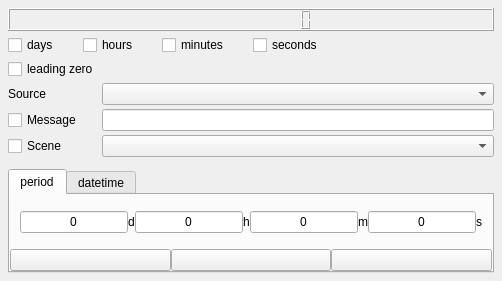
This is src/CountdownTimer.ui in ashmanix/obs-plugin-countdown as Qt 5 draws it before an edit. The edited form follows.
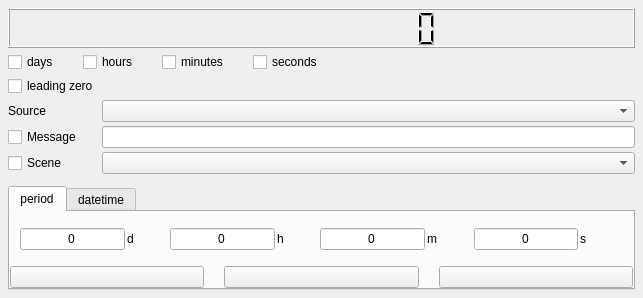
This is the edited form.

```diff
--- a/src/CountdownTimer.ui
+++ b/src/CountdownTimer.ui
@@ -1,7 +1,15 @@
 <?xml version="1.0" encoding="UTF-8"?>
 <ui version="4.0">
  <class>CountdownTimer</class>
- <widget class="QWidget" name="mainLayout">
+ <widget class="QWidget" name="CountdownTimer">
+  <property name="geometry">
+   <rect>
+    <x>0</x>
+    <y>0</y>
+    <width>643</width>
+    <height>298</height>
+   </rect>
+  </property>
   <layout class="QVBoxLayout" name="verticalLayout_2" stretch="1,0,0,0,0">
    <property name="spacing">
     <number>4</number>
@@ -383,6 +391,22 @@
              </property>
             </widget>
            </item>
+           <item>
+            <spacer name="horizontalSpacer">
+             <property name="orientation">
+              <enum>Qt::Horizontal</enum>
+             </property>
+             <property name="sizeType">
+              <enum>QSizePolicy::Fixed</enum>
+             </property>
+             <property name="sizeHint" stdset="0">
+              <size>
+               <width>2</width>
+               <height>20</height>
+              </size>
+             </property>
+            </spacer>
+           </item>
            <item>
             <widget class="QLabel" name="timerDaysLabel">
              <property name="text">
@@ -390,6 +414,19 @@
              </property>
             </widget>
            </item>
+           <item>
+            <spacer name="horizontalSpacer_2">
+             <property name="orientation">
+              <enum>Qt::Horizontal</enum>
+             </property>
+             <property name="sizeHint" stdset="0">
+              <size>
+               <width>40</width>
+               <height>20</height>
+              </size>
+             </property>
+            </spacer>
+           </item>
            <item>
             <widget class="QLineEdit" name="timerHours">
              <property name="text">
@@ -400,6 +437,22 @@
              </property>
             </widget>
            </item>
+           <item>
+            <spacer name="horizontalSpacer_3">
+             <property name="orientation">
+              <enum>Qt::Horizontal</enum>
+             </property>
+             <property name="sizeType">
+              <enum>QSizePolicy::Fixed</enum>
+             </property>
+             <property name="sizeHint" stdset="0">
+              <size>
+               <width>2</width>
+               <height>20</height>
+              </size>
+             </property>
+            </spacer>
+           </item>
            <item>
             <widget class="QLabel" name="timerHoursLabel">
              <property name="text">
@@ -407,6 +460,19 @@
              </property>
             </widget>
            </item>
+           <item>
+            <spacer name="horizontalSpacer_9">
+             <property name="orientation">
+              <enum>Qt::Horizontal</enum>
+             </property>
+             <property name="sizeHint" stdset="0">
+              <size>
+               <width>40</width>
+               <height>20</height>
+              </size>
+             </property>
+            </spacer>
+           </item>
            <item>
             <widget class="QLineEdit" name="timerMinutes">
              <property name="text">
@@ -417,6 +483,22 @@
              </property>
             </widget>
            </item>
+           <item>
+            <spacer name="horizontalSpacer_10">
+             <property name="orientation">
+              <enum>Qt::Horizontal</enum>
+             </property>
+             <property name="sizeType">
+              <enum>QSizePolicy::Fixed</enum>
+             </property>
+             <property name="sizeHint" stdset="0">
+              <size>
+               <width>2</width>
+               <height>20</height>
+              </size>
+             </property>
+            </spacer>
+           </item>
            <item>
             <widget class="QLabel" name="timerMinutesLabel">
              <property name="text">
@@ -424,6 +506,19 @@
              </property>
             </widget>
            </item>
+           <item>
+            <spacer name="horizontalSpacer_11">
+             <property name="orientation">
+              <enum>Qt::Horizontal</enum>
+             </property>
+             <property name="sizeHint" stdset="0">
+              <size>
+               <width>40</width>
+               <height>20</height>
+              </size>
+             </property>
+            </spacer>
+           </item>
            <item>
             <widget class="QLineEdit" name="timerSeconds">
              <property name="text">
@@ -434,6 +529,22 @@
              </property>
             </widget>
            </item>
+           <item>
+            <spacer name="horizontalSpacer_15">
+             <property name="orientation">
+              <enum>Qt::Horizontal</enum>
+             </property>
+             <property name="sizeType">
+              <enum>QSizePolicy::Fixed</enum>
+             </property>
+             <property name="sizeHint" stdset="0">
+              <size>
+               <width>2</width>
+               <height>20</height>
+              </size>
+             </property>
+            </spacer>
+           </item>
            <item>
             <widget class="QLabel" name="timerSecondsLabel">
              <property name="text">
@@ -441,6 +552,19 @@
              </property>
             </widget>
            </item>
+           <item>
+            <spacer name="horizontalSpacer_16">
+             <property name="orientation">
+              <enum>Qt::Horizontal</enum>
+             </property>
+             <property name="sizeHint" stdset="0">
+              <size>
+               <width>40</width>
+               <height>20</height>
+              </size>
+             </property>
+            </spacer>
+           </item>
           </layout>
          </item>
          <item row="1" column="0">
@@ -452,6 +576,22 @@
              </property>
             </widget>
            </item>
+           <item>
+            <spacer name="horizontalSpacer_12">
+             <property name="orientation">
+              <enum>Qt::Horizontal</enum>
+             </property>
+             <property name="sizeType">
+              <enum>QSizePolicy::Minimum</enum>
+             </property>
+             <property name="sizeHint" stdset="0">
+              <size>
+               <width>20</width>
+               <height>20</height>
+              </size>
+             </property>
+            </spacer>
+           </item>
            <item>
             <widget class="QPushButton" name="pauseButton">
              <property name="text">
@@ -459,6 +599,22 @@
              </property>
             </widget>
            </item>
+           <item>
+            <spacer name="horizontalSpacer_13">
+             <property name="orientation">
+              <enum>Qt::Horizontal</enum>
+             </property>
+             <property name="sizeType">
+              <enum>QSizePolicy::Minimum</enum>
+             </property>
+             <property name="sizeHint" stdset="0">
+              <size>
+               <width>20</width>
+               <height>20</height>
+              </size>
+             </property>
+            </spacer>
+           </item>
            <item>
             <widget class="QPushButton" name="playButton">
              <property name="text">
```
Left out of the diff: 18 changed lines with no effect on the pictures.
